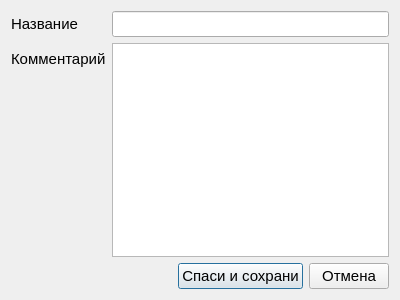
First picture: the form in newexperimentdialog.ui, repository astroidis/stokes-ui, before the edit.
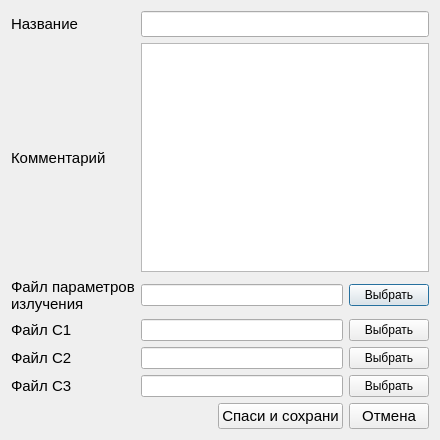
Second picture: the form after the edit.

```diff
--- a/newexperimentdialog.ui
+++ b/newexperimentdialog.ui
@@ -6,8 +6,8 @@
    <rect>
     <x>0</x>
     <y>0</y>
-    <width>400</width>
-    <height>300</height>
+    <width>440</width>
+    <height>440</height>
    </rect>
   </property>
   <property name="sizePolicy">
@@ -24,8 +24,69 @@
   </property>
   <layout class="QVBoxLayout" name="verticalLayout">
    <item>
-    <layout class="QFormLayout" name="formLayout_2">
-     <item row="0" column="1">
+    <layout class="QGridLayout" name="gridLayout">
+     <item row="3" column="0">
+      <widget class="QLabel" name="labelC1">
+       <property name="font">
+        <font>
+         <pointsize>11</pointsize>
+        </font>
+       </property>
+       <property name="text">
+        <string>Файл С1</string>
+       </property>
+      </widget>
+     </item>
+     <item row="4" column="1">
+      <widget class="QLineEdit" name="editC2File"/>
+     </item>
+     <item row="2" column="0">
+      <widget class="QLabel" name="labelRaysFile">
+       <property name="font">
+        <font>
+         <pointsize>11</pointsize>
+        </font>
+       </property>
+       <property name="text">
+        <string>Файл параметров излучения</string>
+       </property>
+       <property name="wordWrap">
+        <bool>true</bool>
+       </property>
+      </widget>
+     </item>
+     <item row="2" column="2">
+      <widget class="QPushButton" name="buttonRaysFile">
+       <property name="text">
+        <string>Выбрать</string>
+       </property>
+      </widget>
+     </item>
+     <item row="5" column="0">
+      <widget class="QLabel" name="labelC3">
+       <property name="font">
+        <font>
+         <pointsize>11</pointsize>
+        </font>
+       </property>
+       <property name="text">
+        <string>Файл С3</string>
+       </property>
+      </widget>
+     </item>
+     <item row="0" column="0">
+      <widget class="QLabel" name="labelName">
+       <property name="font">
+        <font>
+         <pointsize>11</pointsize>
+        </font>
+       </property>
+       <property name="text">
+        <string>Название</string>
+       </property>
+      </widget>
+     </item>
+     <item row="0" column="1" colspan="2">
       <widget class="QLineEdit" name="editName">
        <property name="font">
         <font>
@@ -34,6 +95,33 @@
        </property>
       </widget>
      </item>
+     <item row="3" column="1">
+      <widget class="QLineEdit" name="editC1File"/>
+     </item>
+     <item row="2" column="1">
+      <widget class="QLineEdit" name="editRaysFile"/>
+     </item>
+     <item row="1" column="1" colspan="2">
+      <widget class="QPlainTextEdit" name="editComment">
+       <property name="font">
+        <font>
+         <pointsize>11</pointsize>
+        </font>
+       </property>
+      </widget>
+     </item>
+     <item row="4" column="0">
+      <widget class="QLabel" name="labelC2">
+       <property name="font">
+        <font>
+         <pointsize>11</pointsize>
+        </font>
+       </property>
+       <property name="text">
+        <string>Файл С2</string>
+       </property>
+      </widget>
+     </item>
      <item row="1" column="0">
       <widget class="QLabel" name="labelComment">
        <property name="font">
@@ -46,24 +134,27 @@
        </property>
       </widget>
      </item>
-     <item row="1" column="1">
-      <widget class="QPlainTextEdit" name="editComment">
-       <property name="font">
-        <font>
-         <pointsize>11</pointsize>
-        </font>
+     <item row="5" column="1">
+      <widget class="QLineEdit" name="editC3File"/>
+     </item>
+     <item row="3" column="2">
+      <widget class="QPushButton" name="buttonC1File">
+       <property name="text">
+        <string>Выбрать</string>
        </property>
       </widget>
      </item>
-     <item row="0" column="0">
-      <widget class="QLabel" name="labelName">
-       <property name="font">
-        <font>
-         <pointsize>11</pointsize>
-        </font>
+     <item row="4" column="2">
+      <widget class="QPushButton" name="buttonC2File">
+       <property name="text">
+        <string>Выбрать</string>
        </property>
+      </widget>
+     </item>
+     <item row="5" column="2">
+      <widget class="QPushButton" name="buttonC3File">
        <property name="text">
-        <string>Название</string>
+        <string>Выбрать</string>
        </property>
       </widget>
      </item>
```
Left out of the diff: 2 changed lines with no effect on the pictures.
